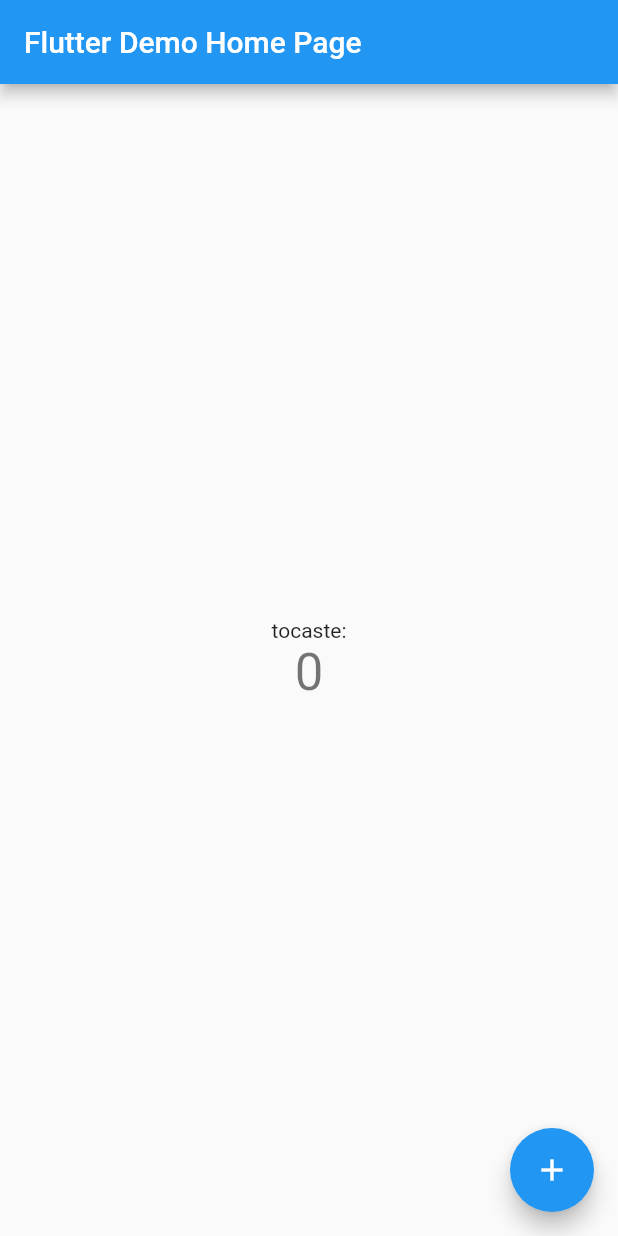
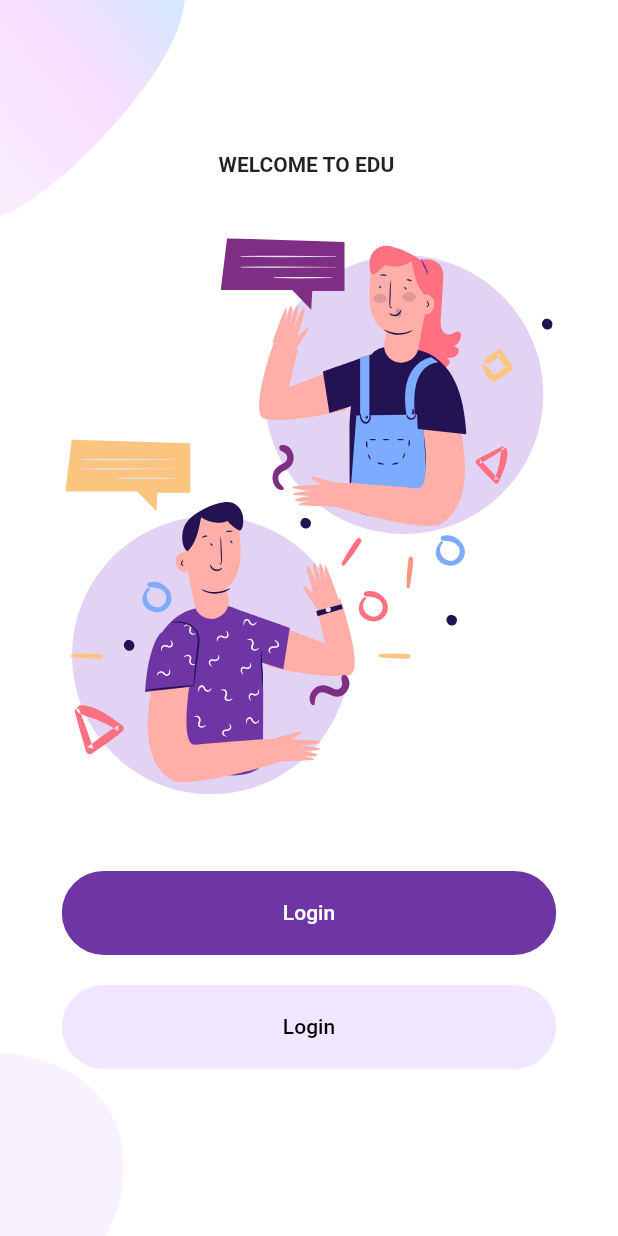
Before and after one commit to QuantumInformatik/login-punumone, a Flutter app: the screen it shows after launch, on a phone screen of 412 x 824 dp. Run offline on Flutter 3.47's test engine with Material 2 defaults, Android fonts, the phone set to English and light mode, and no system bars; our stand-ins replace flutter_svg.

Commit message:
welcome screen it's finished

```diff
--- /dev/null
+++ b/lib/components/rounded_button.dart
@@ -0,0 +1,32 @@
+import 'package:flutter/material.dart';
+
+class RoundedButton extends StatelessWidget {
+  final String text;
+  final Function press;
+  final Color color, textColor;
+
+  const RoundedButton(
+      {Key key, this.text, this.textColor, this.color, this.press})
+      : super(key: key);
+
+  @override
+  Widget build(BuildContext context) {
+    Size size = MediaQuery.of(context).size;
+
+    return Container(
+      margin: EdgeInsets.symmetric(vertical: 10),
+      width: size.width * 0.8,
+      child: ClipRRect(
+        borderRadius: BorderRadius.circular(30),
+        child: FlatButton(
+            padding: EdgeInsets.symmetric(vertical: 20, horizontal: 40),
+            color: color,
+            onPressed: press,
+            child: Text(
+              text,
+              style: TextStyle(color: textColor),
+            )),
+      ),
+    );
+  }
+}
--- a/lib/main.dart
+++ b/lib/main.dart
@@ -1,3 +1,5 @@
+import 'package:first_login_flutter/constants.dart';
+import 'package:first_login_flutter/screens/welcome_screen.dart';
 import 'package:flutter/material.dart';
 
 void main() {
@@ -9,109 +11,11 @@ class MyApp extends StatelessWidget {
   @override
   Widget build(BuildContext context) {
     return MaterialApp(
+      debugShowCheckedModeBanner: false,
       title: 'Flutter Demo',
       theme: ThemeData(
-        // This is the theme of your application.
-        //
-        // Try running your application with "flutter run". You'll see the
-        // application has a blue toolbar. Then, without quitting the app, try
-        // changing the primarySwatch below to Colors.green and then invoke
-        // "hot reload" (press "r" in the console where you ran "flutter run",
-        // or simply save your changes to "hot reload" in a Flutter IDE).
-        // Notice that the counter didn't reset back to zero; the application
-        // is not restarted.
-        primarySwatch: Colors.blue,
-        // This makes the visual density adapt to the platform that you run
-        // the app on. For desktop platforms, the controls will be smaller and
-        // closer together (more dense) than on mobile platforms.
-        visualDensity: VisualDensity.adaptivePlatformDensity,
-      ),
-      home: MyHomePage(title: 'Flutter Demo Home Page'),
+          primaryColor: kPrimaryColor, scaffoldBackgroundColor: Colors.white),
+      home: WelcomeScreen(),
     );
   }
 }
-
-class MyHomePage extends StatefulWidget {
-  MyHomePage({Key key, this.title}) : super(key: key);
-
-  // This widget is the home page of your application. It is stateful, meaning
-  // that it has a State object (defined below) that contains fields that affect
-  // how it looks.
-
-  // This class is the configuration for the state. It holds the values (in this
-  // case the title) provided by the parent (in this case the App widget) and
-  // used by the build method of the State. Fields in a Widget subclass are
-  // always marked "final".
-
-  final String title;
-
-  @override
-  _MyHomePageState createState() => _MyHomePageState();
-}
-
-class _MyHomePageState extends State<MyHomePage> {
-  int _counter = 0;
-
-  void _incrementCounter() {
-    setState(() {
-      // This call to setState tells the Flutter framework that something has
-      // changed in this State, which causes it to rerun the build method below
-      // so that the display can reflect the updated values. If we changed
-      // _counter without calling setState(), then the build method would not be
-      // called again, and so nothing would appear to happen.
-      _counter++;
-    });
-  }
-
-  @override
-  Widget build(BuildContext context) {
-    // This method is rerun every time setState is called, for instance as done
-    // by the _incrementCounter method above.
-    //
-    // The Flutter framework has been optimized to make rerunning build methods
-    // fast, so that you can just rebuild anything that needs updating rather
-    // than having to individually change instances of widgets.
-    return Scaffold(
-      appBar: AppBar(
-        // Here we take the value from the MyHomePage object that was created by
-        // the App.build method, and use it to set our appbar title.
-        title: Text(widget.title),
-      ),
-      body: Center(
-        // Center is a layout widget. It takes a single child and positions it
-        // in the middle of the parent.
-        child: Column(
-          // Column is also a layout widget. It takes a list of children and
-          // arranges them vertically. By default, it sizes itself to fit its
-          // children horizontally, and tries to be as tall as its parent.
-          //
-          // Invoke "debug painting" (press "p" in the console, choose the
-          // "Toggle Debug Paint" action from the Flutter Inspector in Android
-          // Studio, or the "Toggle Debug Paint" command in Visual Studio Code)
-          // to see the wireframe for each widget.
-          //
-          // Column has various properties to control how it sizes itself and
-          // how it positions its children. Here we use mainAxisAlignment to
-          // center the children vertically; the main axis here is the vertical
-          // axis because Columns are vertical (the cross axis would be
-          // horizontal).
-          mainAxisAlignment: MainAxisAlignment.center,
-          children: <Widget>[
-            Text(
-              'tocaste:',
-            ),
-            Text(
-              '$_counter',
-              style: Theme.of(context).textTheme.headline4,
-            ),
-          ],
-        ),
-      ),
-      floatingActionButton: FloatingActionButton(
-        onPressed: _incrementCounter,
-        tooltip: 'Increment',
-        child: Icon(Icons.add),
-      ), // This trailing comma makes auto-formatting nicer for build methods.
-    );
-  }
-}
--- /dev/null
+++ b/lib/screens/components/backgound.dart
@@ -0,0 +1,37 @@
+import 'package:flutter/material.dart';
+
+class Backgound extends StatelessWidget {
+  final Widget child;
+  const Backgound({Key key, @required this.child}) : super(key: key);
+
+  @override
+  Widget build(BuildContext context) {
+    Size size = MediaQuery.of(context).size;
+
+    return Container(
+      height: size.height,
+      width: double.infinity,
+      child: Stack(
+        children: <Widget>[
+          Positioned(
+            top: 0,
+            left: 0,
+            child: Image.asset(
+              "assets/images/main_top.png",
+              width: size.width * 0.3,
+            ),
+          ),
+          Positioned(
+            bottom: 0,
+            left: 0,
+            child: Image.asset(
+              "assets/images/main_bottom.png",
+              width: size.width * 0.2,
+            ),
+          ),
+          child
+        ],
+      ),
+    );
+  }
+}
--- /dev/null
+++ b/lib/screens/components/body.dart
@@ -0,0 +1,50 @@
+import 'package:first_login_flutter/components/rounded_button.dart';
+import 'package:first_login_flutter/constants.dart';
+import 'package:first_login_flutter/screens/components/backgound.dart';
+import 'package:flutter/material.dart';
+import 'package:flutter_svg/flutter_svg.dart';
+
+class Body extends StatelessWidget {
+  const Body({Key key}) : super(key: key);
+
+  @override
+  Widget build(BuildContext context) {
+    Size size = MediaQuery.of(context).size;
+
+    return Backgound(
+      child: Column(
+        mainAxisAlignment: MainAxisAlignment.center,
+        children: <Widget>[
+          Center(
+            child: Text(
+              "WELCOME TO EDU ",
+              style: TextStyle(fontWeight: FontWeight.bold),
+            ),
+          ),
+          SizedBox(
+            height: size.height * 0.05,
+          ),
+          SvgPicture.asset(
+            "assets/icons/chat.svg",
+            height: size.height * 0.45,
+          ),
+          SizedBox(
+            height: size.height * 0.05,
+          ),
+          RoundedButton(
+            text: "Login",
+            color: kPrimaryColor,
+            textColor: Colors.white,
+            press: () {},
+          ),
+          RoundedButton(
+            text: "Login",
+            color: kPrimaryLightColor,
+            textColor: Colors.black,
+            press: () {},
+          )
+        ],
+      ),
+    );
+  }
+}
--- /dev/null
+++ b/lib/screens/welcome_screen.dart
@@ -0,0 +1,14 @@
+import 'package:flutter/material.dart';
+
+import 'components/body.dart';
+
+class WelcomeScreen extends StatelessWidget {
+  const WelcomeScreen({Key key}) : super(key: key);
+
+  @override
+  Widget build(BuildContext context) {
+    return Scaffold(
+      body: Body(),
+    );
+  }
+}
--- a/pubspec.yaml
+++ b/pubspec.yaml
@@ -28,7 +28,7 @@ dependencies:
   # The following adds the Cupertino Icons font to your application.
   # Use with the CupertinoIcons class for iOS style icons.
   cupertino_icons: ^1.0.0
-  flutter_svg: ^0.17.4
+  flutter_svg: ^0.19.1
 
 dev_dependencies:
   flutter_test:
```
Also changed, not shown: pubspec.lock.
